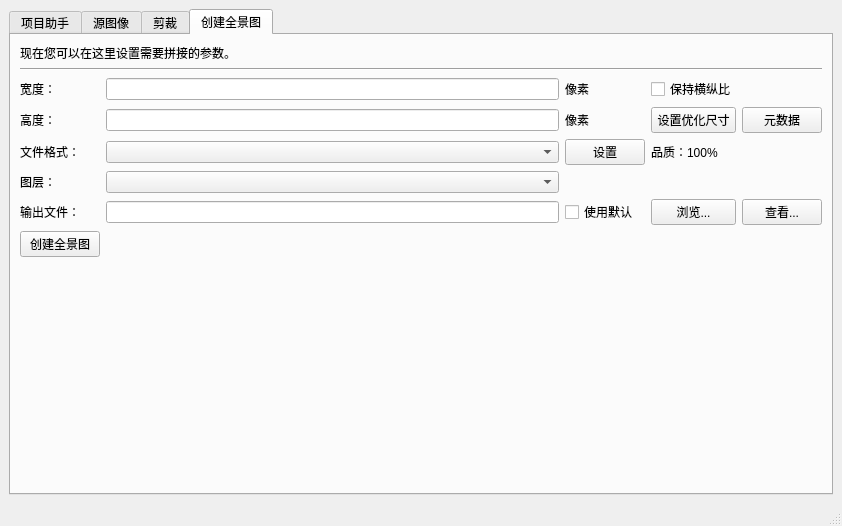
The window that QPano3/qpano3mainwindow.ui (hotsauce1861/QPano) describes before a commit, drawn with Qt 5.
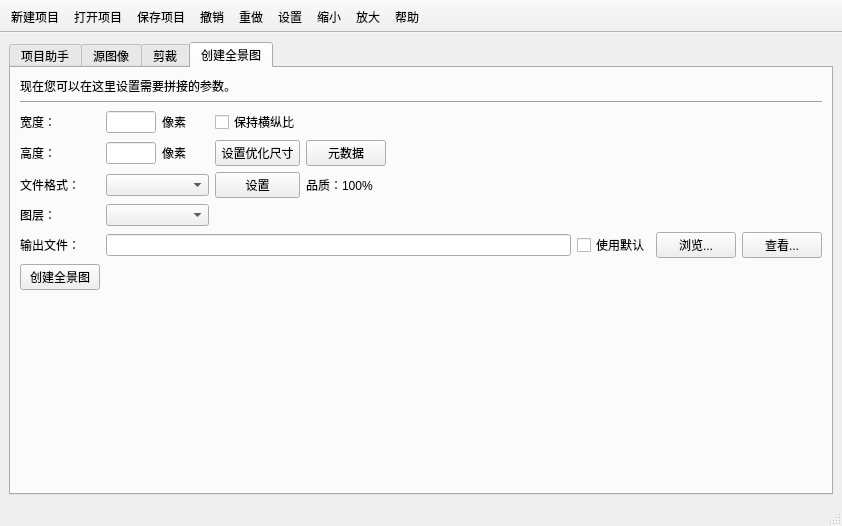
The same window after the commit. The open tabs and pages were chosen to show the change. Icons and pictures are not drawn. Custom widgets are drawn as their Qt base class.

Commit message: 添加toolBar

What changed in the file:
```diff
--- a/QPano3/qpano3mainwindow.ui
+++ b/QPano3/qpano3mainwindow.ui
@@ -17,7 +17,7 @@
    <layout class="QHBoxLayout" name="horizontalLayout_4">
     <item>
      <layout class="QGridLayout" name="gridLayout_4">
-      <item row="0" column="0">
+      <item row="0" column="1">
        <widget class="QTabWidget" name="tabWidgetSrcMain">
         <property name="sizePolicy">
          <sizepolicy hsizetype="Expanding" vsizetype="Expanding">
@@ -461,8 +461,12 @@
           <string>创建全景图</string>
          </attribute>
          <layout class="QGridLayout" name="gridLayout_3">
-          <item row="2" column="1">
-           <widget class="QLineEdit" name="lineEdit"/>
+          <item row="2" column="4">
+           <widget class="QCheckBox" name="checkBox_2">
+            <property name="text">
+             <string>保持横纵比</string>
+            </property>
+           </widget>
           </item>
           <item row="4" column="0">
            <widget class="QLabel" name="label_15">
@@ -471,61 +475,6 @@
             </property>
            </widget>
           </item>
-          <item row="3" column="2">
-           <widget class="QLabel" name="label_14">
-            <property name="text">
-             <string>像素</string>
-            </property>
-           </widget>
-          </item>
-          <item row="3" column="1">
-           <widget class="QLineEdit" name="lineEdit_2"/>
-          </item>
-          <item row="4" column="2">
-           <widget class="QPushButton" name="pushButton_4">
-            <property name="text">
-             <string>设置</string>
-            </property>
-           </widget>
-          </item>
-          <item row="3" column="3">
-           <widget class="QPushButton" name="pushButton_2">
-            <property name="text">
-             <string>设置优化尺寸</string>
-            </property>
-           </widget>
-          </item>
-          <item row="6" column="2">
-           <widget class="QCheckBox" name="checkBox_3">
-            <property name="text">
-             <string>使用默认</string>
-            </property>
-           </widget>
-          </item>
-          <item row="2" column="2">
-           <widget class="QLabel" name="label_12">
-            <property name="text">
-             <string>像素</string>
-            </property>
-           </widget>
-          </item>
-          <item row="2" column="3">
-           <widget class="QCheckBox" name="checkBox_2">
-            <property name="text">
-             <string>保持横纵比</string>
-            </property>
-           </widget>
-          </item>
-          <item row="3" column="4">
-           <widget class="QPushButton" name="pushButton_3">
-            <property name="text">
-             <string>元数据</string>
-            </property>
-           </widget>
-          </item>
-          <item row="4" column="1">
-           <widget class="QComboBox" name="comboBox_2"/>
-          </item>
           <item row="3" column="0">
            <widget class="QLabel" name="label_13">
             <property name="text">
@@ -533,9 +482,6 @@
             </property>
            </widget>
           </item>
-          <item row="5" column="1">
-           <widget class="QComboBox" name="comboBox_3"/>
-          </item>
           <item row="5" column="0">
            <widget class="QLabel" name="label_17">
             <property name="text">
@@ -543,21 +489,14 @@
             </property>
            </widget>
           </item>
-          <item row="4" column="3">
-           <widget class="QLabel" name="label_16">
-            <property name="text">
-             <string>品质：100%</string>
+          <item row="1" column="0" colspan="17">
+           <widget class="Line" name="line_2">
+            <property name="orientation">
+             <enum>Qt::Horizontal</enum>
             </property>
            </widget>
           </item>
-          <item row="6" column="4">
-           <widget class="QPushButton" name="pushButton_6">
-            <property name="text">
-             <string>查看...</string>
-            </property>
-           </widget>
-          </item>
-          <item row="8" column="0" colspan="5">
+          <item row="8" column="0" colspan="17">
            <spacer name="verticalSpacer">
             <property name="orientation">
              <enum>Qt::Vertical</enum>
@@ -570,10 +509,10 @@
             </property>
            </spacer>
           </item>
-          <item row="6" column="3">
-           <widget class="QPushButton" name="pushButton_5">
+          <item row="0" column="0" colspan="17">
+           <widget class="QLabel" name="label_10">
             <property name="text">
-             <string>浏览...</string>
+             <string>现在您可以在这里设置需要拼接的参数。</string>
             </property>
            </widget>
           </item>
@@ -584,9 +523,6 @@
             </property>
            </widget>
           </item>
-          <item row="6" column="1">
-           <widget class="QLineEdit" name="lineEdit_3"/>
-          </item>
           <item row="7" column="0">
            <widget class="QPushButton" name="pushButton_7">
             <property name="text">
@@ -601,17 +537,133 @@
             </property>
            </widget>
           </item>
-          <item row="1" column="0" colspan="5">
-           <widget class="Line" name="line_2">
-            <property name="orientation">
-             <enum>Qt::Horizontal</enum>
+          <item row="3" column="1">
+           <widget class="QLineEdit" name="lineEdit_2">
+            <property name="minimumSize">
+             <size>
+              <width>50</width>
+              <height>0</height>
+             </size>
             </property>
+            <property name="maximumSize">
+             <size>
+              <width>50</width>
+              <height>16777215</height>
+             </size>
+            </property>
            </widget>
           </item>
-          <item row="0" column="0" colspan="5">
-           <widget class="QLabel" name="label_10">
+          <item row="6" column="1" colspan="13">
+           <widget class="QLineEdit" name="lineEdit_3"/>
+          </item>
+          <item row="6" column="14">
+           <widget class="QCheckBox" name="checkBox_3">
             <property name="text">
-             <string>现在您可以在这里设置需要拼接的参数。</string>
+             <string>使用默认</string>
+            </property>
+           </widget>
+          </item>
+          <item row="6" column="16">
+           <widget class="QPushButton" name="pushButton_6">
+            <property name="text">
+             <string>查看...</string>
+            </property>
+           </widget>
+          </item>
+          <item row="3" column="5">
+           <widget class="QPushButton" name="pushButton_3">
+            <property name="text">
+             <string>元数据</string>
+            </property>
+           </widget>
+          </item>
+          <item row="3" column="4">
+           <widget class="QPushButton" name="pushButton_2">
+            <property name="text">
+             <string>设置优化尺寸</string>
+            </property>
+           </widget>
+          </item>
+          <item row="2" column="1">
+           <widget class="QLineEdit" name="lineEdit">
+            <property name="minimumSize">
+             <size>
+              <width>50</width>
+              <height>0</height>
+             </size>
+            </property>
+            <property name="maximumSize">
+             <size>
+              <width>50</width>
+              <height>16777215</height>
+             </size>
+            </property>
+           </widget>
+          </item>
+          <item row="6" column="15">
+           <widget class="QPushButton" name="pushButton_5">
+            <property name="text">
+             <string>浏览...</string>
+            </property>
+           </widget>
+          </item>
+          <item row="3" column="2">
+           <widget class="QLabel" name="label_14">
+            <property name="text">
+             <string>像素</string>
+            </property>
+           </widget>
+          </item>
+          <item row="2" column="2">
+           <widget class="QLabel" name="label_12">
+            <property name="text">
+             <string>像素</string>
+            </property>
+           </widget>
+          </item>
+          <item row="5" column="1" colspan="3">
+           <widget class="QComboBox" name="comboBox_3">
+            <property name="minimumSize">
+             <size>
+              <width>0</width>
+              <height>0</height>
+             </size>
+            </property>
+            <property name="maximumSize">
+             <size>
+              <width>16777215</width>
+              <height>16777215</height>
+             </size>
+            </property>
+           </widget>
+          </item>
+          <item row="4" column="1" colspan="3">
+           <widget class="QComboBox" name="comboBox_2">
+            <property name="minimumSize">
+             <size>
+              <width>0</width>
+              <height>0</height>
+             </size>
+            </property>
+            <property name="maximumSize">
+             <size>
+              <width>16777215</width>
+              <height>16777215</height>
+             </size>
+            </property>
+           </widget>
+          </item>
+          <item row="4" column="4">
+           <widget class="QPushButton" name="pushButton_4">
+            <property name="text">
+             <string>设置</string>
+            </property>
+           </widget>
+          </item>
+          <item row="4" column="5">
+           <widget class="QLabel" name="label_16">
+            <property name="text">
+             <string>品质：100%</string>
             </property>
            </widget>
           </item>
@@ -634,6 +686,157 @@
    </property>
   </widget>
   <widget class="QStatusBar" name="statusbar"/>
+  <widget class="QToolBar" name="toolBar">
+   <property name="enabled">
+    <bool>true</bool>
+   </property>
+   <property name="windowTitle">
+    <string>toolBar</string>
+   </property>
+   <property name="movable">
+    <bool>false</bool>
+   </property>
+   <property name="iconSize">
+    <size>
+     <width>32</width>
+     <height>26</height>
+    </size>
+   </property>
+   <property name="floatable">
+    <bool>false</bool>
+   </property>
+   <attribute name="toolBarArea">
+    <enum>TopToolBarArea</enum>
+   </attribute>
+   <attribute name="toolBarBreak">
+    <bool>false</bool>
+   </attribute>
+   <addaction name="actionNewProject"/>
+   <addaction name="actionOpenProject"/>
+   <addaction name="actionSaveProject"/>
+   <addaction name="actionUndo"/>
+   <addaction name="actionRedo"/>
+   <addaction name="actionOption"/>
+   <addaction name="actionZoomIn"/>
+   <addaction name="actionZoomOut"/>
+   <addaction name="actionHelp"/>
+  </widget>
+  <action name="actionNewProject">
+   <property name="icon">
+    <iconset resource="QPano3.qrc">
+     <normaloff>:/regular-icons/Resources/fontawesome-free-5.3.1-desktop/svgs/regular/file.svg</normaloff>:/regular-icons/Resources/fontawesome-free-5.3.1-desktop/svgs/regular/file.svg</iconset>
+   </property>
+   <property name="text">
+    <string>新建项目</string>
+   </property>
+   <property name="toolTip">
+    <string>新建项目</string>
+   </property>
+  </action>
+  <action name="actionOpenProject">
+   <property name="icon">
+    <iconset>
+     <normalon>:/regular-icons/Resources/fontawesome-free-5.3.1-desktop/svgs/regular/folder-open.svg</normalon>
+    </iconset>
+   </property>
+   <property name="text">
+    <string>打开项目</string>
+   </property>
+   <property name="toolTip">
+    <string>打开项目</string>
+   </property>
+  </action>
+  <action name="actionSaveProject">
+   <property name="icon">
+    <iconset>
+     <normalon>:/regular-icons/Resources/fontawesome-free-5.3.1-desktop/svgs/regular/save.svg</normalon>
+    </iconset>
+   </property>
+   <property name="text">
+    <string>保存项目</string>
+   </property>
+   <property name="toolTip">
+    <string>保存项目</string>
+   </property>
+  </action>
+  <action name="actionUndo">
+   <property name="icon">
+    <iconset resource="QPano3.qrc">
+     <normaloff>:/solid-icons/Resources/fontawesome-free-5.3.1-desktop/svgs/solid/undo.svg</normaloff>
+     <normalon>:/solid-icons/Resources/fontawesome-free-5.3.1-desktop/svgs/solid/reply.svg</normalon>:/solid-icons/Resources/fontawesome-free-5.3.1-desktop/svgs/solid/undo.svg</iconset>
+   </property>
+   <property name="text">
+    <string>撤销</string>
+   </property>
+   <property name="toolTip">
+    <string>撤销</string>
+   </property>
+  </action>
+  <action name="actionRedo">
+   <property name="icon">
+    <iconset>
+     <normalon>:/solid-icons/Resources/fontawesome-free-5.3.1-desktop/svgs/solid/redo.svg</normalon>
+    </iconset>
+   </property>
+   <property name="text">
+    <string>重做</string>
+   </property>
+   <property name="toolTip">
+    <string>重做</string>
+   </property>
+  </action>
+  <action name="actionOption">
+   <property name="icon">
+    <iconset>
+     <normalon>:/solid-icons/Resources/fontawesome-free-5.3.1-desktop/svgs/solid/wrench.svg</normalon>
+    </iconset>
+   </property>
+   <property name="text">
+    <string>设置</string>
+   </property>
+   <property name="toolTip">
+    <string>设置</string>
+   </property>
+  </action>
+  <action name="actionZoomIn">
+   <property name="icon">
+    <iconset>
+     <normalon>:/solid-icons/Resources/fontawesome-free-5.3.1-desktop/svgs/solid/search-minus.svg</normalon>
+    </iconset>
+   </property>
+   <property name="text">
+    <string>缩小</string>
+   </property>
+   <property name="toolTip">
+    <string>缩小</string>
+   </property>
+  </action>
+  <action name="actionZoomOut">
+   <property name="icon">
+    <iconset>
+     <normalon>:/solid-icons/Resources/fontawesome-free-5.3.1-desktop/svgs/solid/search-plus.svg</normalon>
+    </iconset>
+   </property>
+   <property name="text">
+    <string>放大</string>
+   </property>
+   <property name="toolTip">
+    <string>放大</string>
+   </property>
+  </action>
+  <action name="actionHelp">
+   <property name="icon">
+    <iconset>
+     <normalon>:/solid-icons/Resources/fontawesome-free-5.3.1-desktop/svgs/solid/book.svg</normalon>
+    </iconset>
+   </property>
+   <property name="text">
+    <string>帮助</string>
+   </property>
+   <property name="toolTip">
+    <string>帮助</string>
+   </property>
+  </action>
  </widget>
  <customwidgets>
   <customwidget>
```
Left out of the diff: 80 changed lines with no effect on the pictures. The commit also changes 1 other file.
